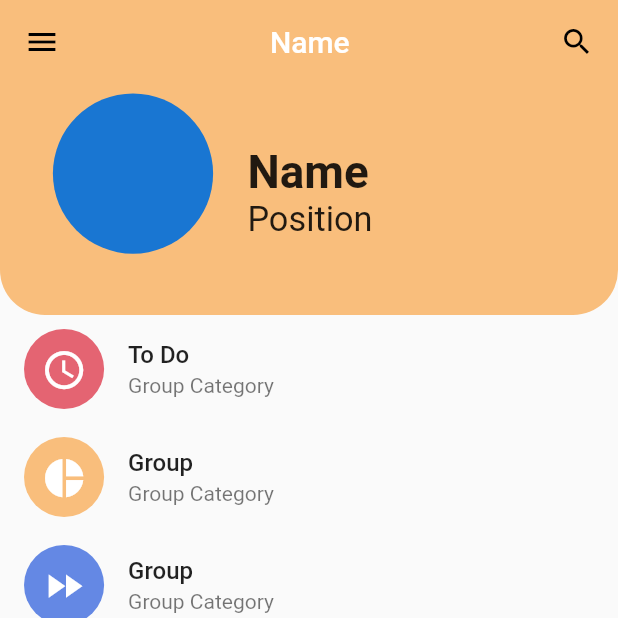
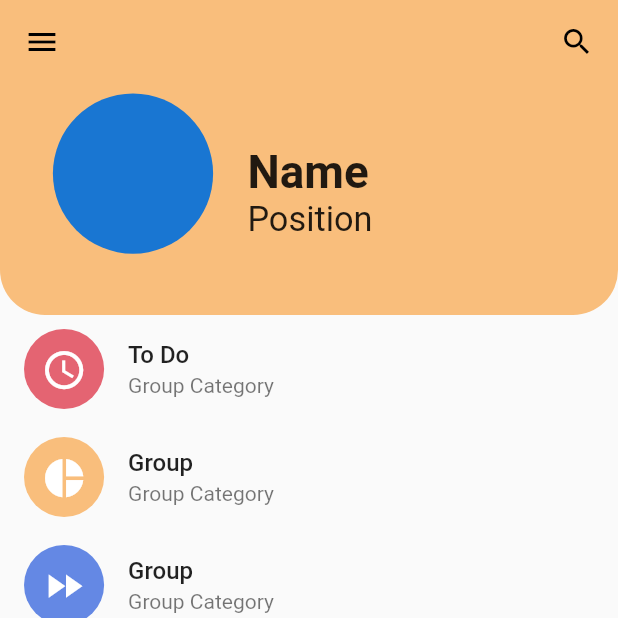
Before and after one commit to imsiddy/Task_planning, a Flutter app: the screen it shows after launch, on a phone screen of 412 x 824 dp, the top half of it. Run offline on Flutter 3.47's test engine with Material 2 defaults, Android fonts, the phone set to English and light mode, and no system bars; our stand-ins replace flutter_screenutil.

Commit message:
Update Appbar.dart

```diff
--- a/lib/Screens/Appbar.dart
+++ b/lib/Screens/Appbar.dart
@@ -1,6 +1,5 @@
 import 'package:flutter/material.dart';
 import 'package:flutter_screenutil/flutter_screenutil.dart';
-
 
 class Appbr extends StatefulWidget {
   Appbr({Key key}) : super(key: key);
@@ -17,16 +16,19 @@ class _AppbrState extends State<Appbr> {
         children: <Widget>[
           Align(
             alignment: Alignment.centerLeft,
-            child: Icon(Icons.menu,color: Colors.black,),
+            child: Icon(
+              Icons.menu,
+              color: Colors.black,
+            ),
           ),
 
           Flexible(
             fit: FlexFit.tight,
             child: SizedBox(),
-          ),// Set both icon to each end of the container
+          ), // Set both icon to each end of the container
 
-          Text("Name"),
-            Flexible(
+          // Text("Name"),
+          Flexible(
             fit: FlexFit.tight,
             child: SizedBox(),
           ),
@@ -35,7 +37,8 @@ class _AppbrState extends State<Appbr> {
             alignment: Alignment.topRight,
             child: Icon(
               Icons.search,
-              size: ScreenUtil().setSp(60),color: Colors.black,
+              size: ScreenUtil().setSp(60),
+              color: Colors.black,
             ),
           )
         ],
```
